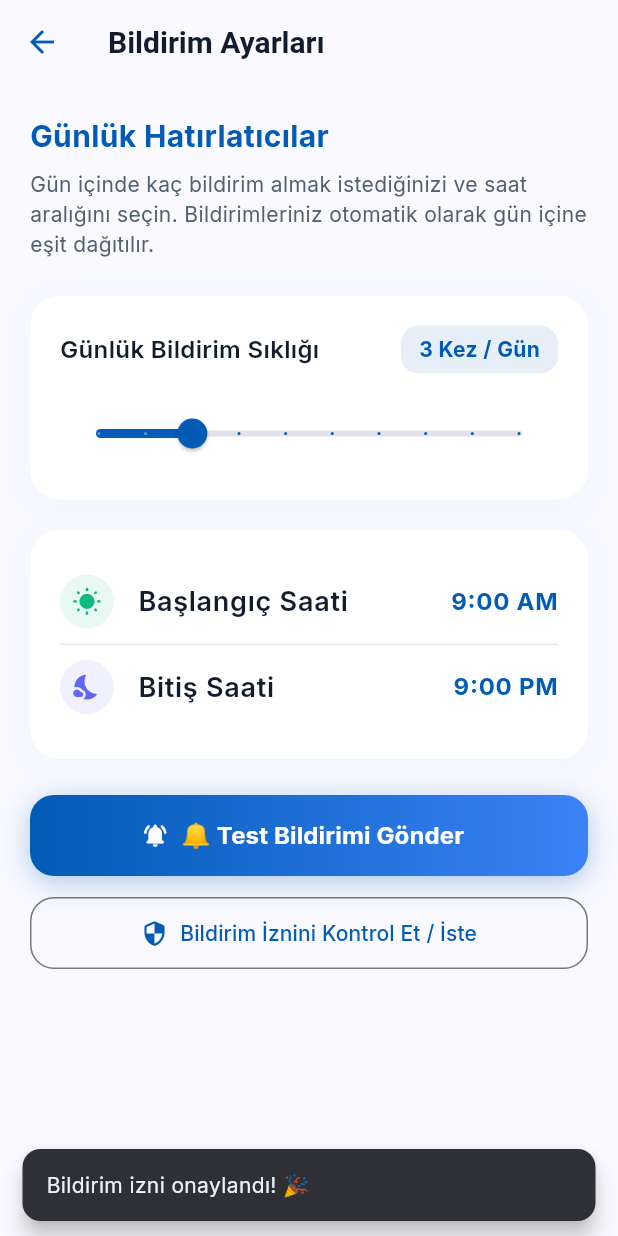
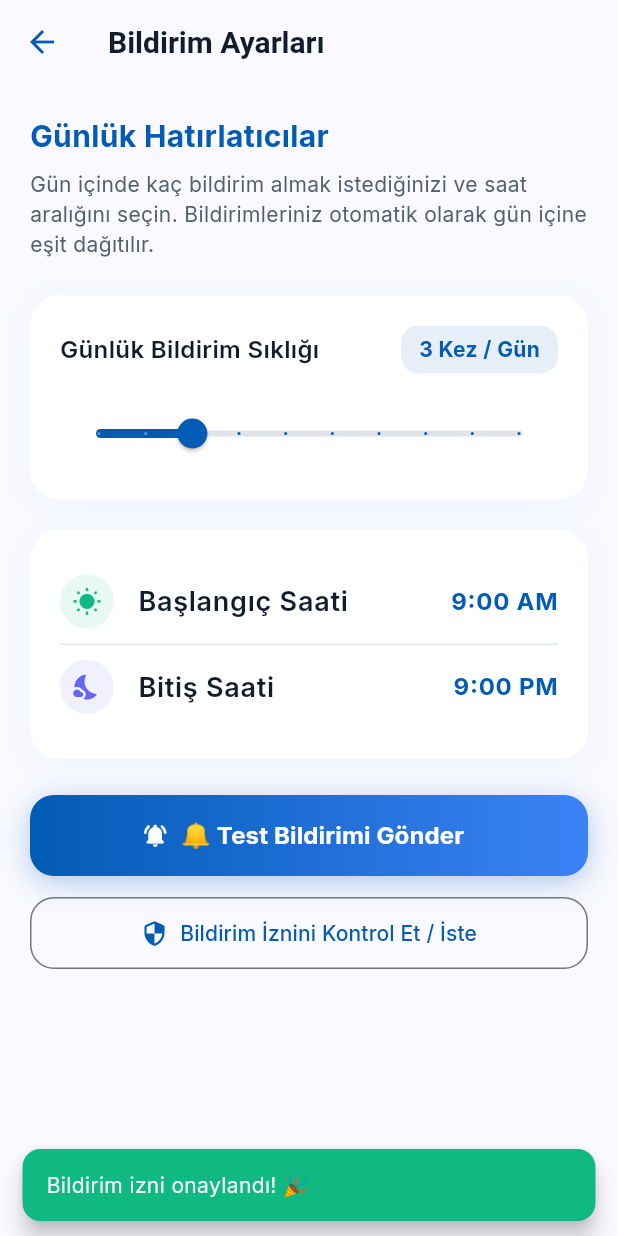
Before and after one commit to zehratuncer/BEYourself-Project, a Flutter app: the NotificationSettingsPage screen opened directly, after a tap on "Bildirim İznini Kontrol Et / İste", on a phone screen of 412 x 824 dp. Run offline on Flutter 3.47's test engine with Material 3 defaults, Android fonts, the phone set to English and light mode, and no system bars; our stand-ins replace flutter_local_notifications, flutter_riverpod, google_fonts, image_picker, shared_preferences, timezone; accounts and stored records are empty.

Commit message:
fix(notifications): android desugaring, channel creation and error handling added

```diff
--- a/be_yourself/lib/features/notifications/presentation/pages/notification_settings_page.dart
+++ b/be_yourself/lib/features/notifications/presentation/pages/notification_settings_page.dart
@@ -365,6 +365,7 @@ class NotificationSettingsPage extends ConsumerWidget {
                 onPressed: () async {
                   HapticFeedback.mediumImpact();
 
+                  try {
                     // Request permissions if needed
                     await NotificationService.instance.requestPermissions();
 
@@ -404,6 +405,20 @@ class NotificationSettingsPage extends ConsumerWidget {
                         ),
                       );
                     }
+                  } catch (e) {
+                    if (context.mounted) {
+                      ScaffoldMessenger.of(context).showSnackBar(
+                        SnackBar(
+                          content: Text('Bildirim hatası: $e'),
+                          behavior: SnackBarBehavior.floating,
+                          backgroundColor: const Color(0xFFEF4444),
+                          shape: RoundedRectangleBorder(
+                            borderRadius: BorderRadius.circular(12),
+                          ),
+                        ),
+                      );
+                    }
+                  }
                 },
                 icon: const Icon(Icons.notifications_active_rounded,
                     color: Colors.white),
@@ -430,6 +445,7 @@ class NotificationSettingsPage extends ConsumerWidget {
             // Permission Request Card
             OutlinedButton.icon(
               onPressed: () async {
+                try {
                   final granted =
                       await NotificationService.instance.requestPermissions();
                   if (context.mounted) {
@@ -438,14 +454,28 @@ class NotificationSettingsPage extends ConsumerWidget {
                         content: Text(
                           granted
                               ? 'Bildirim izni onaylandı! 🎉'
-                            : 'Bildirim izni verilmedi veya desteklenmiyor.',
+                              : 'Bildirim izni reddedildi veya henüz verilmedi. Telefon ayarlarından BeYourself için bildirimleri açabilirsiniz.',
                         ),
                         behavior: SnackBarBehavior.floating,
+                        backgroundColor: granted
+                            ? const Color(0xFF10B981)
+                            : const Color(0xFFF59E0B),
                         shape: RoundedRectangleBorder(
                           borderRadius: BorderRadius.circular(12),
                         ),
                       ),
                     );
+                  }
+                } catch (e) {
+                  if (context.mounted) {
+                    ScaffoldMessenger.of(context).showSnackBar(
+                      SnackBar(
+                        content: Text('İzin kontrol hatası: $e'),
+                        behavior: SnackBarBehavior.floating,
+                        backgroundColor: const Color(0xFFEF4444),
+                      ),
+                    );
+                  }
                 }
               },
               icon: const Icon(Icons.security_rounded),
```
Also changed, not shown: be_yourself/lib/features/notifications/data/datasources/notification_service.dart (+24 -1 lines), 1 other file. Lines whose indentation alone changed are shown as unchanged.
